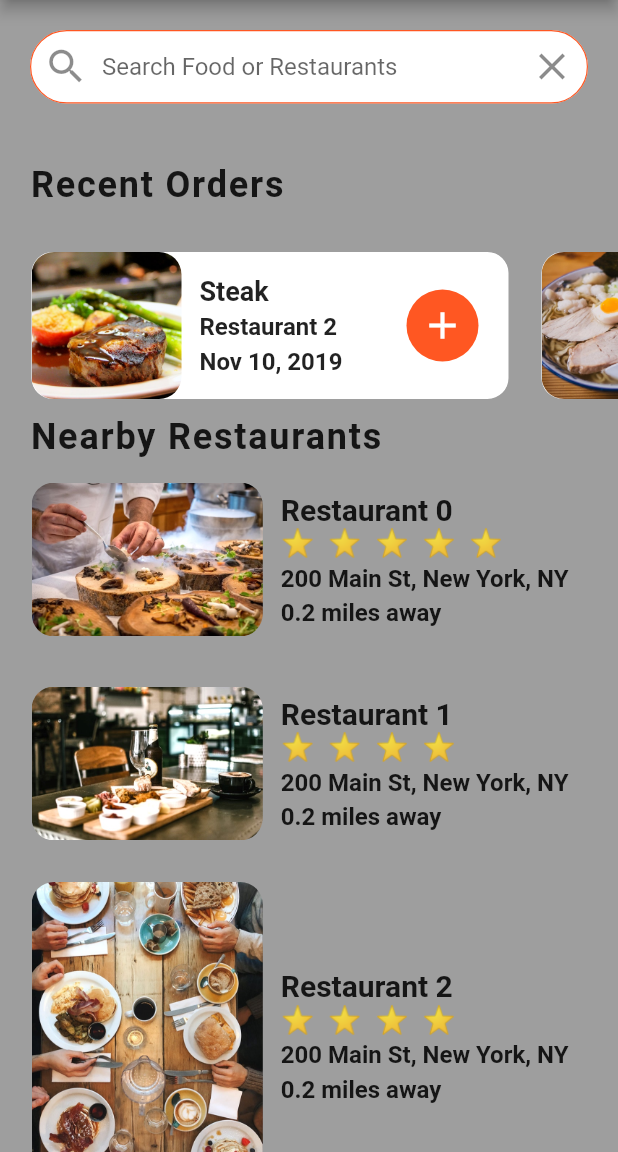
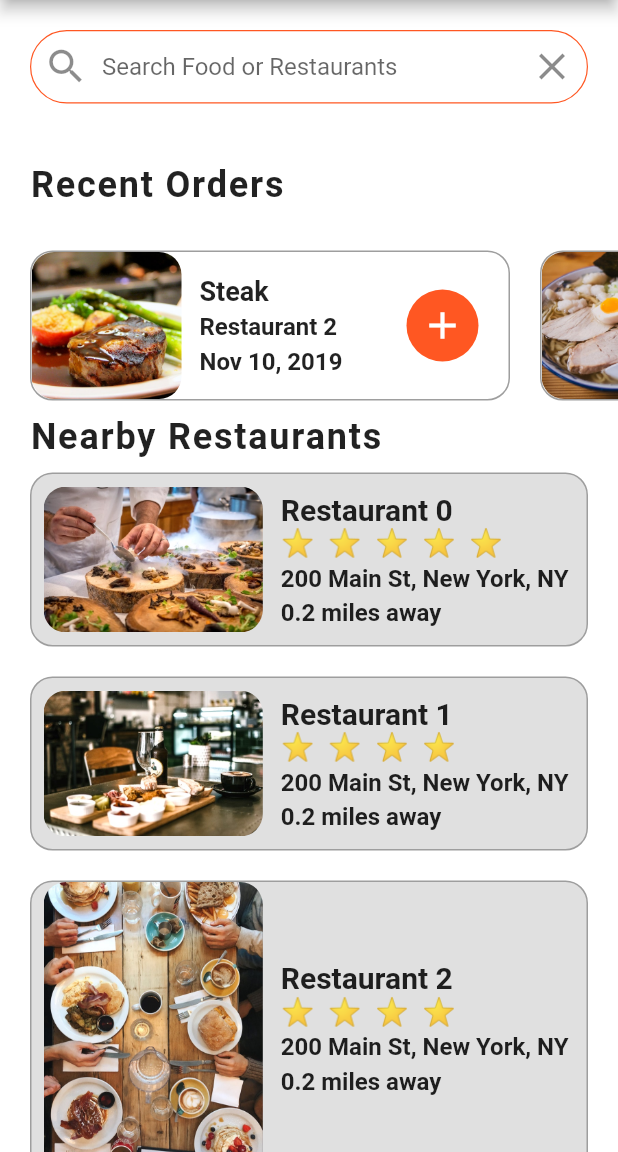
Before and after one commit to jecode93/food_delivery, a Flutter app: the screen it shows after launch, on a phone screen of 412 x 824 dp, the part 84-1236 px from its top. Run offline on Flutter 3.47's test engine with Material 2 defaults, Android fonts, the phone set to English and light mode, and no system bars.

Commit message:
improve the app screen, change color and other...

```diff
--- a/lib/main.dart
+++ b/lib/main.dart
@@ -13,7 +13,7 @@ class MyApp extends StatelessWidget {
       title: 'Flutter App',
       theme: ThemeData(
           primarySwatch: Colors.deepOrange,
-          scaffoldBackgroundColor: Colors.grey),
+          scaffoldBackgroundColor: Colors.white),
       home: HomeScreen(),
     );
   }
--- a/lib/screens/home_screen.dart
+++ b/lib/screens/home_screen.dart
@@ -27,13 +27,15 @@ class _HomeScreenState extends State<HomeScreen> {
         child: Container(
           margin: EdgeInsets.symmetric(horizontal: 20.0, vertical: 10.0),
           decoration: BoxDecoration(
-            color: Colors.grey,
+            color: Colors.grey.shade300,
             borderRadius: BorderRadius.circular(15.0),
             border: Border.all(
               width: 1,
               color: Colors.grey,
             ),
           ),
+          child: Padding(
+            padding: const EdgeInsets.only(left: 8.0),
             child: Row(
               children: [
                 Expanded(
@@ -89,6 +91,7 @@ class _HomeScreenState extends State<HomeScreen> {
                   ),
                 )
               ],
+            ),
           ),
         ),
       ));
```
Lines whose indentation alone changed are shown as unchanged.
